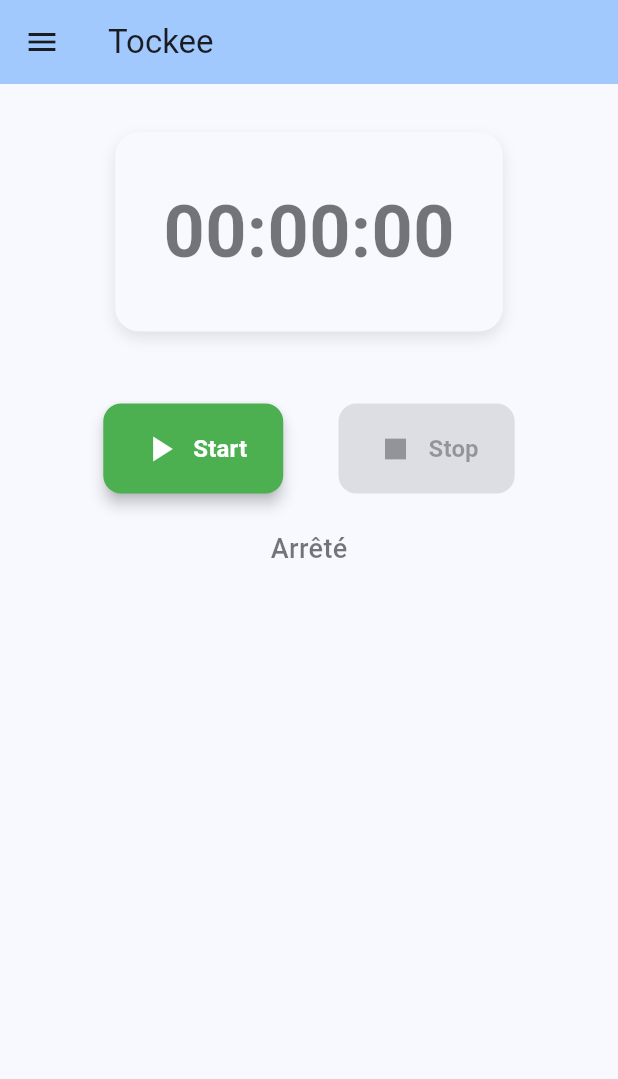
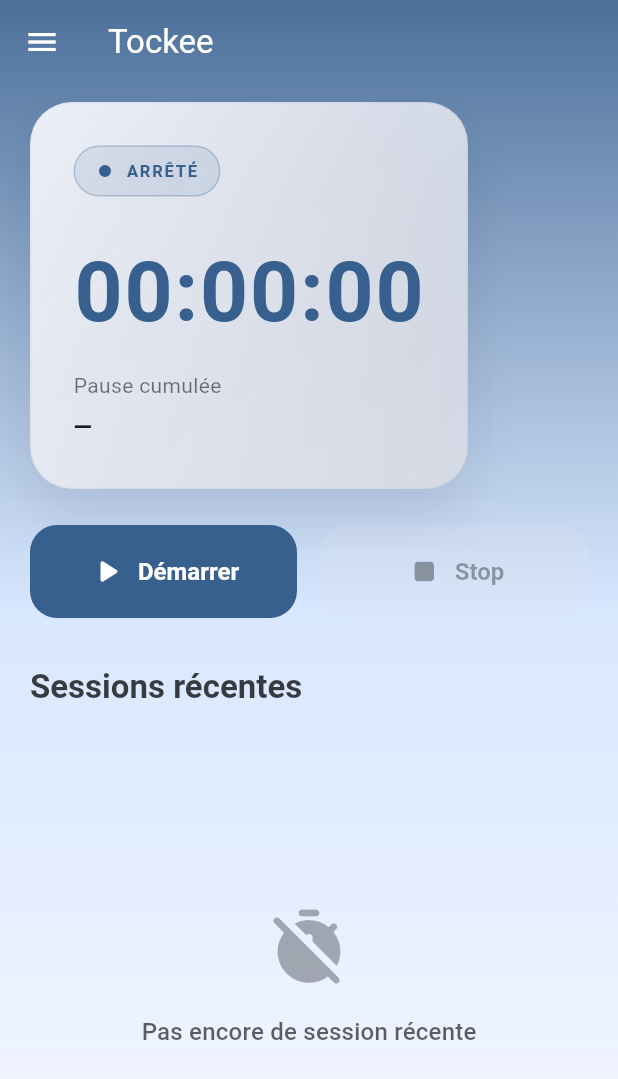
Before and after one commit to frederic-schwartz/timer, a Flutter app: the screen it shows after launch, on a phone screen of 412 x 824 dp. Shown: the top 1079 px of the screen. Run offline on Flutter 3.47's test engine with Material 3 defaults, Android fonts, the phone set to English and light mode, and no system bars; our stand-ins replace package_info_plus, shared_preferences, sqflite; accounts and stored records are empty.

Commit message:
refonte graphique

```diff
--- a/lib/src/presentation/screens/home_screen.dart
+++ b/lib/src/presentation/screens/home_screen.dart
@@ -52,29 +52,29 @@ class _HomeScreenState extends State<HomeScreen> {
     await _controller.stopTimer();
   }
 
-  Color _getTimerColor(TimerState state) {
+  Color _stateColor(TimerState state, ThemeData theme) {
     switch (state) {
       case TimerState.running:
-        return Colors.green;
+        return theme.colorScheme.primary;
       case TimerState.paused:
-        return Colors.orange;
+        return theme.colorScheme.secondary;
+      case TimerState.ready:
+        return theme.colorScheme.tertiary;
       case TimerState.stopped:
-        return Theme.of(context).colorScheme.onSurface.withValues(alpha: 0.6);
-      case TimerState.ready:
-        return Colors.blue;
+        return theme.colorScheme.primary;
     }
   }
 
-  String _getStateText(TimerState state) {
+  String _stateLabel(TimerState state) {
     switch (state) {
       case TimerState.running:
-        return 'En cours...';
+        return 'En cours';
       case TimerState.paused:
         return 'En pause';
+      case TimerState.ready:
+        return 'Prêt à reprendre';
       case TimerState.stopped:
         return 'Arrêté';
-      case TimerState.ready:
-        return 'Prêt';
     }
   }
 
@@ -89,183 +89,31 @@ class _HomeScreenState extends State<HomeScreen> {
     return '${dateTime.day.toString().padLeft(2, '0')}/${dateTime.month.toString().padLeft(2, '0')} ${dateTime.hour.toString().padLeft(2, '0')}:${dateTime.minute.toString().padLeft(2, '0')}';
   }
 
-  Widget _buildControlButton({
-    required IconData icon,
-    required String label,
-    required Color color,
-    required VoidCallback? onPressed,
-  }) {
-    return ElevatedButton.icon(
-      onPressed: onPressed,
-      icon: Icon(icon, size: 28),
-      label: Text(
-        label,
-        style: const TextStyle(fontSize: 16, fontWeight: FontWeight.w600),
-      ),
-      style: ElevatedButton.styleFrom(
-        backgroundColor: color,
-        foregroundColor: Colors.white,
-        padding: const EdgeInsets.symmetric(horizontal: 24, vertical: 16),
-        shape: RoundedRectangleBorder(
-          borderRadius: BorderRadius.circular(12),
-        ),
-        elevation: 4,
-      ),
-    );
-  }
-
-  Widget _buildPauseInfo(TimerState state) {
-    if (state == TimerState.stopped) {
-      return const SizedBox.shrink();
-    }
-
-    final totalPauseRealTime = _controller.totalPauseRealTime;
-
-    if (totalPauseRealTime.inSeconds > 0) {
-      return Text(
-        'Temps de pause total: ${_formatDuration(totalPauseRealTime)}',
-        style: TextStyle(
-          fontSize: 14,
-          color: state == TimerState.paused
-              ? Colors.orange
-              : Theme.of(context).colorScheme.onSurface.withValues(alpha: 0.7),
-          fontWeight: state == TimerState.paused ? FontWeight.w500 : FontWeight.normal,
-        ),
-      );
-    }
-
-    return const SizedBox.shrink();
-  }
-
-  Widget _buildRecentSessions(List<TimerSession> sessions) {
-    if (sessions.isEmpty) {
-      return const SizedBox.shrink();
-    }
-
-    return Column(
-      crossAxisAlignment: CrossAxisAlignment.start,
-      children: [
-        Padding(
-          padding: const EdgeInsets.symmetric(horizontal: 16, vertical: 16),
-          child: Text(
-            'Sessions récentes',
-            style: TextStyle(
-              fontSize: 18,
-              fontWeight: FontWeight.w600,
-              color: Theme.of(context).colorScheme.onSurface,
-            ),
-          ),
-        ),
-        Expanded(
-          child: ListView.builder(
-            padding: const EdgeInsets.symmetric(horizontal: 16),
-            itemCount: sessions.length,
-            itemBuilder: (context, index) {
-              final session = sessions[index];
-              return Container(
-                margin: const EdgeInsets.only(bottom: 8),
-                child: Card(
-                  child: InkWell(
-                    onTap: () => _controller.resumeSession(session),
-                    borderRadius: BorderRadius.circular(12),
-                    child: Padding(
-                      padding: const EdgeInsets.all(16),
-                      child: Row(
-                        children: [
-                          Container(
-                            padding: const EdgeInsets.all(12),
-                            decoration: BoxDecoration(
-                              color: Theme.of(context).colorScheme.primary.withValues(alpha: 0.1),
-                              borderRadius: BorderRadius.circular(8),
-                            ),
-                            child: Icon(
-                              Icons.timer,
-                              color: Theme.of(context).colorScheme.primary,
-                              size: 24,
-                            ),
-                          ),
-                          const SizedBox(width: 16),
-                          Expanded(
-                            child: Column(
-                              crossAxisAlignment: CrossAxisAlignment.start,
-                              children: [
-                                Text(
-                                  _formatDuration(session.currentDuration),
-                                  style: const TextStyle(
-                                    fontSize: 18,
-                                    fontWeight: FontWeight.bold,
-                                  ),
-                                ),
-                                const SizedBox(height: 4),
-                                Text(
-                                  _formatDateTime(session.startTime),
-                                  style: TextStyle(
-                                    fontSize: 14,
-                                    color: Theme.of(context).colorScheme.onSurface.withValues(alpha: 0.6),
-                                  ),
-                                ),
-                                if (session.totalPausedDuration > 0) ...[
-                                  const SizedBox(height: 4),
-                                  Text(
-                                    'Pause: ${_formatDuration(Duration(milliseconds: session.totalPausedDuration))}',
-                                    style: const TextStyle(
-                                      fontSize: 12,
-                                      color: Colors.orange,
-                                    ),
-                                  ),
-                                ],
-                              ],
-                            ),
-                          ),
-                          Row(
-                            mainAxisSize: MainAxisSize.min,
-                            children: [
-                              IconButton(
-                                onPressed: () {
-                                  Navigator.push(
-                                    context,
-                                    MaterialPageRoute(
-                                      builder: (context) => SessionLogsScreen(session: session),
-                                    ),
-                                  );
-                                },
-                                icon: const Icon(Icons.list_alt),
-                                tooltip: 'Voir les logs',
-                              ),
-                              Icon(
-                                Icons.play_arrow,
-                                color: Theme.of(context).colorScheme.primary,
-                              ),
-                            ],
-                          ),
-                        ],
-                      ),
-                    ),
-                  ),
-                ),
-              );
-            },
-          ),
-        ),
-      ],
-    );
-  }
-
-  Drawer _buildDrawer() {
+  Drawer _buildDrawer(ThemeData theme) {
     return Drawer(
       child: ListView(
         padding: EdgeInsets.zero,
         children: [
           DrawerHeader(
             decoration: BoxDecoration(
-              color: Theme.of(context).colorScheme.primary,
+              gradient: LinearGradient(
+                colors: [
+                  theme.colorScheme.primary,
+                  theme.colorScheme.primaryContainer,
+                ],
+                begin: Alignment.topLeft,
+                end: Alignment.bottomRight,
               ),
+            ),
+            child: Align(
+              alignment: Alignment.bottomLeft,
               child: Text(
                 'Tockee',
                 style: TextStyle(
-                color: Theme.of(context).colorScheme.onPrimary,
-                fontSize: 24,
+                  color: theme.colorScheme.onPrimary,
+                  fontSize: 28,
                   fontWeight: FontWeight.bold,
+                ),
               ),
             ),
           ),
@@ -311,7 +159,7 @@ class _HomeScreenState extends State<HomeScreen> {
             },
           ),
           ListTile(
-            leading: const Icon(Icons.info),
+            leading: const Icon(Icons.info_outline),
             title: const Text('À propos'),
             onTap: () {
               Navigator.pop(context);
@@ -328,84 +176,407 @@ class _HomeScreenState extends State<HomeScreen> {
     );
   }
 
-  @override
-  Widget build(BuildContext context) {
-    final state = _controller.currentState;
+  Widget _buildTimerHero(BuildContext context, TimerState state) {
+    final theme = Theme.of(context);
+    final accent = _stateColor(state, theme);
+    final pauseLabel = _controller.totalPauseRealTime.inSeconds > 0
+        ? _formatDuration(_controller.totalPauseRealTime)
+        : '—';
 
-    return Scaffold(
-      appBar: AppBar(
-        title: const Text('Tockee'),
-        backgroundColor: Theme.of(context).colorScheme.inversePrimary,
+    return Container(
+      padding: const EdgeInsets.all(28),
+      decoration: BoxDecoration(
+        borderRadius: BorderRadius.circular(28),
+        gradient: LinearGradient(
+          begin: Alignment.topLeft,
+          end: Alignment.bottomRight,
+          colors: [
+            theme.colorScheme.surface.withValues(alpha: 0.92),
+            theme.colorScheme.surfaceContainerHighest.withValues(alpha: 0.75),
+          ],
         ),
-      drawer: _buildDrawer(),
-      body: _controller.isLoading
-          ? const Center(child: CircularProgressIndicator())
-          : Column(
-              children: [
-                Padding(
-                  padding: const EdgeInsets.all(32),
-                  child: Column(
-                    children: [
-                      Container(
-                        padding: const EdgeInsets.all(32),
-                        decoration: BoxDecoration(
-                          borderRadius: BorderRadius.circular(16),
-                          color: Theme.of(context).colorScheme.surface,
+        border: Border.all(
+          color: theme.colorScheme.onSurface.withValues(alpha: 0.04),
+        ),
         boxShadow: [
           BoxShadow(
-                              color: Colors.black.withValues(alpha: 0.1),
-                              blurRadius: 8,
-                              offset: const Offset(0, 4),
+            color: Colors.black.withValues(alpha: 0.08),
+            blurRadius: 30,
+            offset: const Offset(0, 20),
           ),
         ],
       ),
-                        child: Text(
+      child: Column(
+        crossAxisAlignment: CrossAxisAlignment.start,
+        children: [
+          _StateBadge(label: _stateLabel(state), color: accent),
+          const SizedBox(height: 24),
+          Text(
             _formatDuration(_controller.currentDuration),
             style: TextStyle(
-                            fontSize: 48,
-                            fontWeight: FontWeight.bold,
-                            color: _getTimerColor(state),
+              fontSize: 56,
+              fontWeight: FontWeight.w700,
+              letterSpacing: 1.2,
               fontFeatures: const [FontFeature.tabularFigures()],
+              color: accent,
+            ),
+          ),
+          const SizedBox(height: 12),
+          Text(
+            'Pause cumulée',
+            style: theme.textTheme.bodyMedium?.copyWith(
+              color: theme.colorScheme.onSurface.withValues(alpha: 0.6),
+            ),
+          ),
+          const SizedBox(height: 6),
+          Text(
+            pauseLabel,
+            style: theme.textTheme.titleMedium?.copyWith(
+              fontWeight: FontWeight.w600,
+            ),
+          ),
+          if (state == TimerState.paused) ...[
+            const SizedBox(height: 12),
+            Text(
+              'Pause en cours: ${_formatDuration(_controller.currentPauseDuration)}',
+              style: theme.textTheme.bodyMedium?.copyWith(
+                color: theme.colorScheme.secondary,
+                fontWeight: FontWeight.w600,
+              ),
+            ),
+          ],
+        ],
+      ),
+    );
+  }
+
+  Widget _buildControls(BuildContext context, TimerState state) {
+    final theme = Theme.of(context);
+
+    return Row(
+      children: [
+        Expanded(
+          child: FilledButton.icon(
+            onPressed: state == TimerState.running ? _pauseTimer : _startTimer,
+            icon: Icon(state == TimerState.running ? Icons.pause_rounded : Icons.play_arrow_rounded, size: 26),
+            label: Text(state == TimerState.running ? 'Pause' : 'Démarrer'),
+            style: FilledButton.styleFrom(
+              padding: const EdgeInsets.symmetric(vertical: 18),
+              textStyle: const TextStyle(fontSize: 16, fontWeight: FontWeight.w600),
+              shape: RoundedRectangleBorder(borderRadius: BorderRadius.circular(18)),
+              backgroundColor: _stateColor(state, theme),
+              foregroundColor: theme.colorScheme.onPrimary,
             ),
           ),
         ),
-                      const SizedBox(height: 48),
-                      Row(
-                        mainAxisAlignment: MainAxisAlignment.spaceEvenly,
+        const SizedBox(width: 16),
+        Expanded(
+          child: FilledButton.icon(
+            onPressed: state != TimerState.stopped && state != TimerState.ready ? _stopTimer : null,
+            icon: const Icon(Icons.stop_rounded, size: 26),
+            label: const Text('Stop'),
+            style: FilledButton.styleFrom(
+              padding: const EdgeInsets.symmetric(vertical: 18),
+              textStyle: const TextStyle(fontSize: 16, fontWeight: FontWeight.w600),
+              shape: RoundedRectangleBorder(borderRadius: BorderRadius.circular(18)),
+              backgroundColor: theme.colorScheme.errorContainer,
+              foregroundColor: theme.colorScheme.onErrorContainer,
+              disabledBackgroundColor: theme.colorScheme.surfaceContainerHighest.withValues(alpha: 0.2),
+              disabledForegroundColor: theme.colorScheme.onSurface.withValues(alpha: 0.4),
+            ),
+          ),
+        ),
+      ],
+    );
+  }
+
+  Widget _buildRecentSessionsList(BuildContext context, List<TimerSession> sessions) {
+    if (sessions.isEmpty) {
+      return Center(
+        child: Column(
+          mainAxisSize: MainAxisSize.min,
           children: [
-                          _buildControlButton(
-                            icon: state == TimerState.running ? Icons.pause : Icons.play_arrow,
-                            label: state == TimerState.running ? 'Pause' : 'Start',
-                            color: state == TimerState.running ? Colors.orange : Colors.green,
-                            onPressed: state == TimerState.running ? _pauseTimer : _startTimer,
+            Icon(
+              Icons.timer_off_rounded,
+              size: 56,
+              color: Theme.of(context).colorScheme.onSurface.withValues(alpha: 0.35),
             ),
-                          _buildControlButton(
-                            icon: Icons.stop,
-                            label: 'Stop',
-                            color: Colors.red,
-                            onPressed: state != TimerState.stopped && state != TimerState.ready ? _stopTimer : null,
+            const SizedBox(height: 16),
+            Text(
+              'Pas encore de session récente',
+              style: Theme.of(context).textTheme.titleMedium?.copyWith(
+                    color: Theme.of(context).colorScheme.onSurface.withValues(alpha: 0.7),
+                  ),
             ),
           ],
         ),
+      );
+    }
+
+    return ScrollConfiguration(
+      behavior: const ScrollBehavior().copyWith(overscroll: false, physics: const BouncingScrollPhysics()),
+      child: ListView.builder(
+        padding: const EdgeInsets.fromLTRB(16, 8, 16, 24),
+        itemCount: sessions.length,
+        itemBuilder: (context, index) {
+          final session = sessions[index];
+          return Padding(
+            padding: EdgeInsets.only(bottom: index == sessions.length - 1 ? 0 : 12),
+            child: _RecentSessionCard(
+              session: session,
+              onResume: () => _controller.resumeSession(session),
+              onShowLogs: () {
+                Navigator.push(
+                  context,
+                  MaterialPageRoute(
+                    builder: (context) => SessionLogsScreen(session: session),
+                  ),
+                );
+              },
+              durationLabel: _formatDuration(session.currentDuration),
+              startLabel: _formatDateTime(session.startTime),
+              pauseLabel: session.totalPausedDuration > 0
+                  ? _formatDuration(Duration(milliseconds: session.totalPausedDuration))
+                  : null,
+            ),
+          );
+        },
+      ),
+    );
+  }
+
+  @override
+  Widget build(BuildContext context) {
+    final theme = Theme.of(context);
+    final state = _controller.currentState;
+
+    final backgroundGradient = LinearGradient(
+      colors: [
+        theme.colorScheme.primary.withValues(alpha: 0.9),
+        theme.colorScheme.primaryContainer.withValues(alpha: 0.85),
+        theme.colorScheme.surface,
+      ],
+      begin: Alignment.topCenter,
+      end: Alignment.bottomCenter,
+    );
+
+    return Scaffold(
+      extendBodyBehindAppBar: true,
+      backgroundColor: Colors.transparent,
+      appBar: AppBar(
+        title: const Text('Tockee'),
+        backgroundColor: Colors.transparent,
+        elevation: 0,
+        foregroundColor: theme.colorScheme.onPrimary,
+        iconTheme: IconThemeData(color: theme.colorScheme.onPrimary),
+      ),
+      drawer: _buildDrawer(theme),
+      body: Container(
+        decoration: BoxDecoration(gradient: backgroundGradient),
+        child: SafeArea(
+          child: _controller.isLoading
+              ? const Center(child: CircularProgressIndicator())
+              : Column(
+                  crossAxisAlignment: CrossAxisAlignment.start,
+                  children: [
+                    Padding(
+                      padding: const EdgeInsets.fromLTRB(20, 12, 20, 0),
+                      child: Column(
+                        crossAxisAlignment: CrossAxisAlignment.start,
+                        children: [
+                          _buildTimerHero(context, state),
                           const SizedBox(height: 24),
+                          _buildControls(context, state),
+                          const SizedBox(height: 32),
                           Text(
-                        _getStateText(state),
-                        style: TextStyle(
-                          fontSize: 18,
-                          color: _getTimerColor(state),
-                          fontWeight: FontWeight.w500,
+                            'Sessions récentes',
+                            style: theme.textTheme.titleLarge?.copyWith(
+                                  fontWeight: FontWeight.w700,
+                                  color: theme.colorScheme.onSurface.withValues(alpha: 0.85),
                                 ),
                           ),
-                      const SizedBox(height: 16),
-                      _buildPauseInfo(state),
                         ],
                       ),
                     ),
+                    const SizedBox(height: 8),
                     Expanded(
-                  child: _buildRecentSessions(_controller.recentSessions),
+                      child: _buildRecentSessionsList(
+                        context,
+                        _controller.recentSessions,
+                      ),
+                    ),
+                  ],
+                ),
+        ),
+      ),
+    );
+  }
+}
+
+class _StateBadge extends StatelessWidget {
+  const _StateBadge({required this.label, required this.color});
+
+  final String label;
+  final Color color;
+
+  @override
+  Widget build(BuildContext context) {
+    final theme = Theme.of(context);
+    return Container(
+      padding: const EdgeInsets.symmetric(horizontal: 14, vertical: 8),
+      decoration: BoxDecoration(
+        color: color.withValues(alpha: 0.12),
+        borderRadius: BorderRadius.circular(24),
+        border: Border.all(color: color.withValues(alpha: 0.25)),
+      ),
+      child: Row(
+        mainAxisSize: MainAxisSize.min,
+        children: [
+          Icon(Icons.fiber_manual_record, size: 12, color: color),
+          const SizedBox(width: 8),
+          Text(
+            label.toUpperCase(),
+            style: theme.textTheme.labelSmall?.copyWith(
+              letterSpacing: 1.2,
+              fontWeight: FontWeight.w700,
+              color: color,
+            ),
           ),
         ],
       ),
     );
   }
 }
+
+class _RecentSessionCard extends StatelessWidget {
+  const _RecentSessionCard({
+    required this.session,
+    required this.onResume,
+    required this.onShowLogs,
+    required this.durationLabel,
+    required this.startLabel,
+    this.pauseLabel,
+  });
+
+  final TimerSession session;
+  final VoidCallback onResume;
+  final VoidCallback onShowLogs;
+  final String durationLabel;
+  final String startLabel;
+  final String? pauseLabel;
+
+  @override
+  Widget build(BuildContext context) {
+    final theme = Theme.of(context);
+    return Material(
+      color: Colors.transparent,
+      child: InkWell(
+        onTap: onResume,
+        borderRadius: BorderRadius.circular(24),
+        child: Ink(
+          decoration: BoxDecoration(
+            color: theme.colorScheme.surface.withValues(alpha: 0.9),
+            borderRadius: BorderRadius.circular(24),
+            border: Border.all(
+              color: theme.colorScheme.outlineVariant.withValues(alpha: 0.3),
+            ),
+            boxShadow: [
+              BoxShadow(
+                color: Colors.black.withValues(alpha: 0.08),
+                blurRadius: 24,
+                offset: const Offset(0, 16),
+              ),
+            ],
+          ),
+          child: Padding(
+            padding: const EdgeInsets.all(20),
+            child: Row(
+              crossAxisAlignment: CrossAxisAlignment.start,
+              children: [
+                Container(
+                  padding: const EdgeInsets.all(14),
+                  decoration: BoxDecoration(
+                    color: theme.colorScheme.primary.withValues(alpha: 0.12),
+                    borderRadius: BorderRadius.circular(18),
+                  ),
+                  child: Icon(
+                    Icons.timer_rounded,
+                    color: theme.colorScheme.primary,
+                    size: 28,
+                  ),
+                ),
+                const SizedBox(width: 16),
+                Expanded(
+                  child: Column(
+                    crossAxisAlignment: CrossAxisAlignment.start,
+                    children: [
+                      Text(
+                        durationLabel,
+                        style: theme.textTheme.titleMedium?.copyWith(
+                          fontWeight: FontWeight.w700,
+                        ),
+                      ),
+                      const SizedBox(height: 6),
+                      Text(
+                        'Début: $startLabel',
+                        style: theme.textTheme.bodyMedium?.copyWith(
+                          color: theme.colorScheme.onSurface.withValues(alpha: 0.7),
+                        ),
+                      ),
+                      if (session.endTime != null)
+                        Padding(
+                          padding: const EdgeInsets.only(top: 4),
+                          child: Text(
+                            'Fin: ${_formatEndDate(session.endTime!)}',
+                            style: theme.textTheme.bodyMedium?.copyWith(
+                              color: theme.colorScheme.onSurface.withValues(alpha: 0.7),
+                            ),
+                          ),
+                        ),
+                      if (pauseLabel != null)
+                        Padding(
+                          padding: const EdgeInsets.only(top: 6),
+                          child: Row(
+                            children: [
+                              Icon(Icons.pause_circle_filled, color: theme.colorScheme.secondary, size: 20),
+                              const SizedBox(width: 6),
+                              Text(
+                                'Pause: $pauseLabel',
+                                style: theme.textTheme.bodySmall?.copyWith(
+                                  color: theme.colorScheme.secondary,
+                                  fontWeight: FontWeight.w600,
+                                ),
+                              ),
+                            ],
+                          ),
+                        ),
+                    ],
+                  ),
+                ),
+                Column(
+                  children: [
+                    IconButton(
+                      onPressed: onShowLogs,
+                      icon: const Icon(Icons.list_alt_rounded),
+                      tooltip: 'Voir les logs',
+                    ),
+                    const SizedBox(height: 12),
+                    Icon(
+                      Icons.play_arrow_rounded,
+                      color: theme.colorScheme.primary,
+                      size: 28,
+                    ),
+                  ],
+                ),
+              ],
+            ),
+          ),
+        ),
+      ),
+    );
+  }
+
+  String _formatEndDate(DateTime endTime) {
+    return '${endTime.day.toString().padLeft(2, '0')}/${endTime.month.toString().padLeft(2, '0')} ${endTime.hour.toString().padLeft(2, '0')}:${endTime.minute.toString().padLeft(2, '0')}';
+  }
+}
```
Also changed, not shown: 1 other file. Lines whose indentation alone changed are shown as unchanged.
